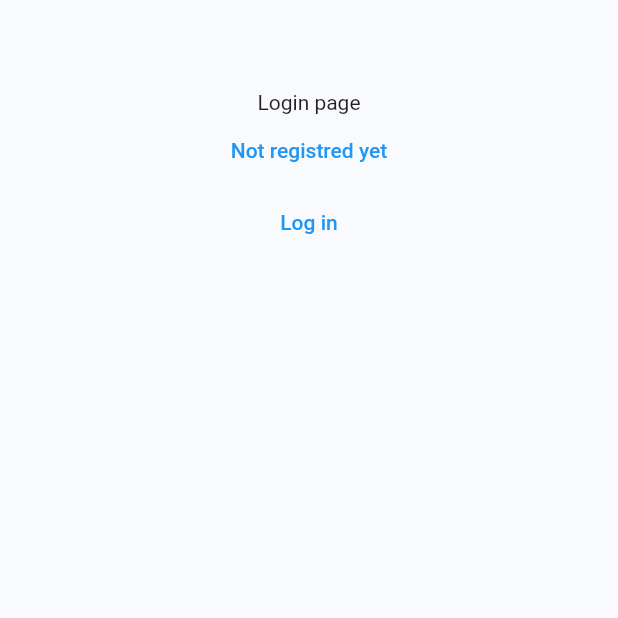
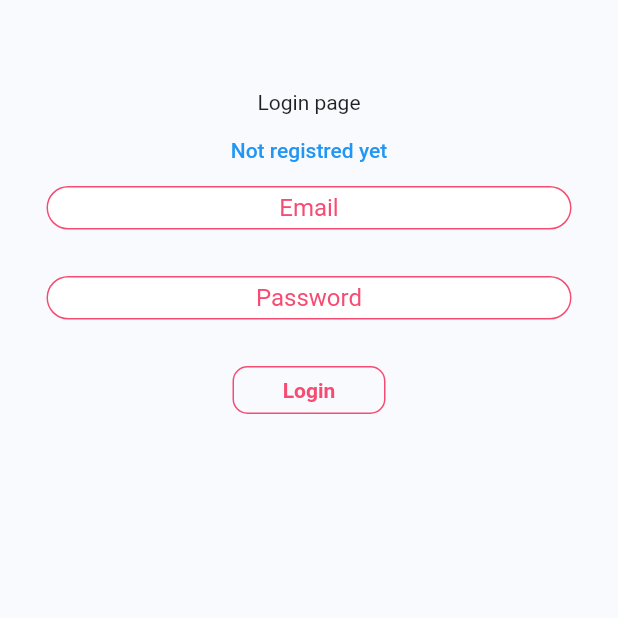
Before and after one commit to marekprochazka/POT-2, a Flutter app: the screen it shows after launch, on a phone screen of 412 x 824 dp, the top half of it. Run offline on Flutter 3.47's test engine with Material 2 defaults, Android fonts, the light colour scheme and no system bars; our stand-ins replace cached_network_image, flutter_dotenv, flutter_easyloading, go_router, shared_preferences.

Commit message:
app: login form

```diff
--- a/app/lib/router.dart
+++ b/app/lib/router.dart
@@ -4,7 +4,7 @@ import 'package:app/ui/pages/homepage/home_page.dart';
 import 'package:app/ui/pages/log_in/login_page.dart';
 import 'package:app/ui/pages/messages/messages_page.dart';
 import 'package:app/ui/pages/settings/settings_page.dart';
-import 'package:app/ui/pages/sign_in/login_page.dart';
+import 'package:app/ui/pages/sign_in/signin_page.dart';
 import 'package:app/ui/pages/training_plan/training_plan_page.dart';
 import 'package:app/ui/pages/user_info/user_info_page.dart';
 import 'package:go_router/go_router.dart';
--- a/app/lib/ui/base/base_textfield/base_textfield.dart
+++ b/app/lib/ui/base/base_textfield/base_textfield.dart
@@ -12,6 +12,7 @@ class BaseTextField extends StatefulWidget {
   final bool transparent;
   final String? placeholder;
   final bool enabled;
+  final bool obscureText;
 
   const BaseTextField(
       {Key? key,
@@ -24,7 +25,8 @@ class BaseTextField extends StatefulWidget {
       required this.onChangedCallback,
       this.transparent = false,
       this.placeholder,
-      this.enabled=true})
+      this.enabled=true,
+      this.obscureText = false})
       : super(key: key);
 
   @override
@@ -49,6 +51,7 @@ class _BaseTextFieldState extends State<BaseTextField> {
       width: widget.width,
       height: widget.height,
       child: TextFormField(
+        obscureText: widget.obscureText,
         enabled: widget.enabled,
         controller: widget.controller,
         textAlign: TextAlign.center,
@@ -91,7 +94,7 @@ class _BaseTextFieldState extends State<BaseTextField> {
           return null;
         },
         onChanged: (value) {
-          widget.controller.text = value;
+          widget.controller.value = widget.controller.value.copyWith(text: value);
           widget.onChangedCallback(value);
         },
       ),
--- /dev/null
+++ b/app/lib/ui/pages/log_in/login_form.dart
@@ -0,0 +1,95 @@
+// ignore_for_file: unnecessary_null_in_if_null_operators
+
+import 'package:app/constants.dart';
+import 'package:app/ui/base/base_textfield/base_textfield.dart';
+import 'package:app/ui/shared/buttons/pot_button.dart';
+import 'package:flutter/material.dart';
+
+class LoginForm extends StatefulWidget {
+  final Future<Map?> Function(BuildContext, String, String) onSubmit;
+  const LoginForm({Key? key, required this.onSubmit}) : super(key: key);
+
+  @override
+  State<LoginForm> createState() => _LoginFormState();
+}
+
+class _LoginFormState extends State<LoginForm> {
+  final GlobalKey<FormState> _formKey = GlobalKey<FormState>();
+  final TextEditingController _emailController = TextEditingController();
+  final TextEditingController _passwordController = TextEditingController();
+  dynamic _emailError;
+  dynamic _passwordError;
+
+  @override
+  Widget build(BuildContext context) {
+    return Form(
+      key: _formKey,
+      child: Column(
+        children: [
+          BaseTextField(
+            controller: _emailController,
+            placeholder: 'Email',
+            width: 350,
+            height: 60,
+            onChangedCallback: (value) {},
+            validator: (String? value) {
+              if (value?.isEmpty ?? true) {
+                _emailError = 'Please enter an email';
+                return _emailError;
+              }
+              if (_emailError is String) {
+                return _emailError;
+              } else if (_emailError is List) {
+                return (_emailError as List)[0];
+              }
+            },
+          ),
+          BaseTextField(
+            controller: _passwordController,
+            placeholder: 'Password',
+            width: 350,
+            height: 60,
+            obscureText: true,
+            onChangedCallback: (value) {},
+            validator: (String? value) {
+              if (value?.isEmpty ?? true) {
+                _passwordError = 'Please enter a password';
+                return _passwordError;
+              }
+              if (_passwordError is String) {
+                return _passwordError;
+              } else if (_passwordError is List) {
+                return (_passwordError as List)[0];
+              }
+              return _passwordError;
+            },
+          ),
+          POTButton(
+              width: 100,
+              height: 30,
+              text: 'Login',
+              red: true,
+              textStyle: POTTextStyles.navbarText__active,
+              callback: () async {
+                setState(() {
+                  _emailError = null;
+                  _passwordError = null;
+                });
+                if (_formKey.currentState!.validate()) {
+                  Map? errors = await widget.onSubmit(
+                      context, _emailController.text, _passwordController.text);
+                  if (errors != null) {
+                    setState(() {
+                      _emailError = errors['email'] ?? null;
+                      _passwordError = errors['password'] ?? null;
+                      _formKey.currentState!.validate();
+                    });
+                  }
+                } else {
+                }
+              }),
+        ],
+      ),
+    );
+  }
+}
--- a/app/lib/ui/pages/log_in/login_page.dart
+++ b/app/lib/ui/pages/log_in/login_page.dart
@@ -3,6 +3,7 @@ import 'package:app/models/data/user.dart';
 import 'package:app/providers/api_provider.dart';
 import 'package:app/providers/login_state.dart';
 import 'package:app/ui/base/base_page/base_page.dart';
+import 'package:app/ui/pages/log_in/login_form.dart';
 import 'package:app/utils/exceptions.dart';
 import 'package:flutter/material.dart';
 import 'package:go_router/go_router.dart';
@@ -13,8 +14,6 @@ class LogInPage extends StatelessWidget {
 
   @override
   Widget build(BuildContext context) {
-    print(Provider.of<POTApiProvider>(context, listen: false).userToken);
-    print(Provider.of<User>(context, listen: false).username);
     return BasePage(
       header: false,
       child: Column(
@@ -26,22 +25,22 @@ class LogInPage extends StatelessWidget {
           TextButton(
               onPressed: () => context.goNamed(RouteNames.signInPage.name),
               child: const Text('Not registred yet')),
-          TextButton(
-              onPressed: () => logIn(context), child: const Text('Log in')),
+          LoginForm(onSubmit: logIn),
         ],
       ),
     );
   }
 
-  void logIn(BuildContext context) async {
+  Future<Map?> logIn(BuildContext context, String email, String password) async {
     try {
-      await User.login(context, 'm.prochazka2002@gmail.com', 'mojeHeslo2002');
+      await User.login(context, email, password);
     }
     on BadRequestException catch (e) {
-      print(e.message);
+      return(e.message);
     }
     catch (e) {
-      print(e);
+      throw e;
     }
+    return null;
   }
 }
```
Also changed, not shown: app/lib/ui/pages/sign_in/login_page.dart (deleted, +0 -24 lines), app/lib/ui/pages/sign_in/signin_page.dart (added, +36 -0 lines).
